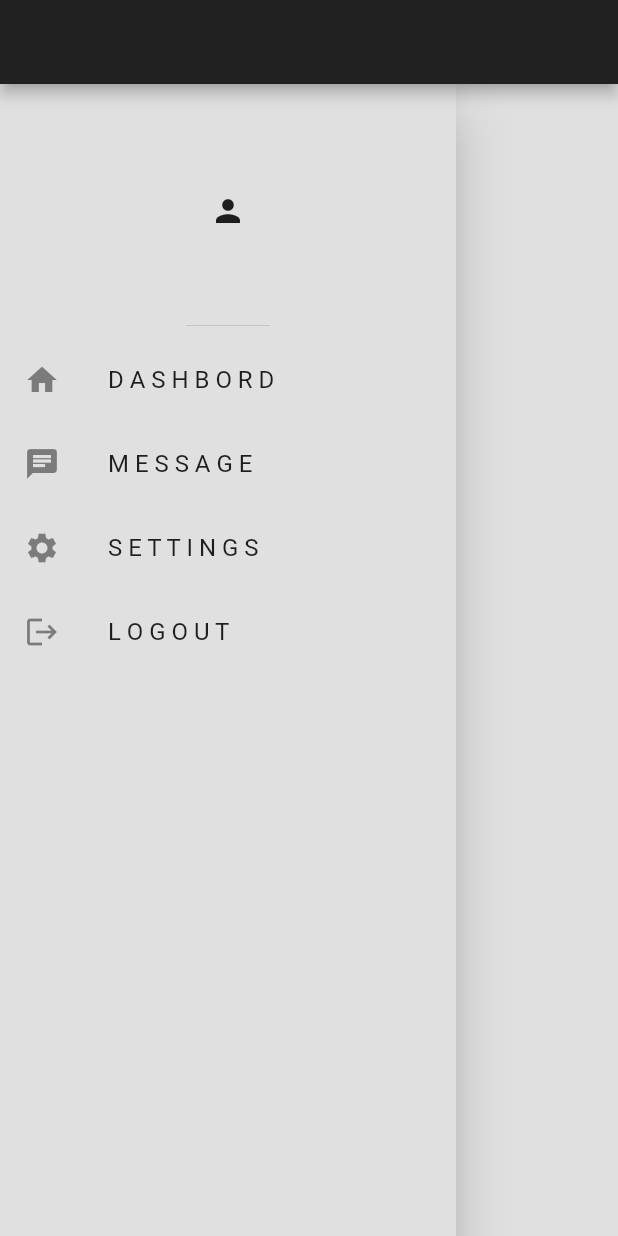
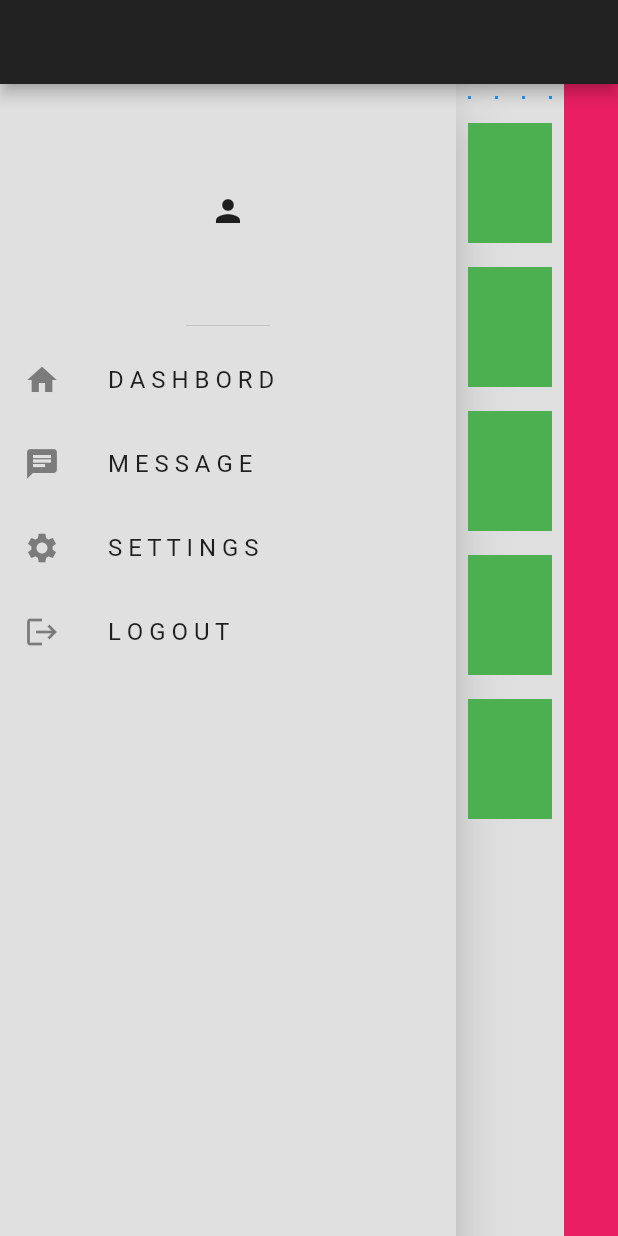
Before and after one commit to ashutoshrai18/responsive_dashboard_ui, a Flutter app: the DesktopScaffold screen opened directly, on a phone screen of 412 x 824 dp. Run offline on Flutter 3.47's test engine with Material 2 defaults, Android fonts, the light colour scheme and no system bars.

Commit message:
responsive UI Done

```diff
--- a/lib/responsive/desktop_scaffold.dart
+++ b/lib/responsive/desktop_scaffold.dart
@@ -1,6 +1,8 @@
 import 'package:flutter/material.dart';
 
 import '../constants.dart';
+import '../util/my_box.dart';
+import '../util/my_tile.dart';
 
 class DesktopScaffold extends StatefulWidget {
   const DesktopScaffold({super.key});
@@ -16,7 +18,47 @@ class DesktopScaffoldState extends State<DesktopScaffold> {
       backgroundColor: myDefaultBackground,
       appBar: myAppbar,
       body: Row(
-        children: [myDrawer],
+        children: [
+          myDrawer,
+          Expanded(
+            flex: 2,
+            child: Column(
+              children: [
+                AspectRatio(
+                  aspectRatio: 4,
+                  child: SizedBox(
+                    width: double.infinity,
+                    child: GridView.builder(
+                        itemCount: 4,
+                        gridDelegate:
+                            const SliverGridDelegateWithFixedCrossAxisCount(
+                                crossAxisCount: 4),
+                        itemBuilder: (context, index) {
+                          return const MyBox();
+                        }),
+                  ),
+                ),
+                Expanded(
+                  child: ListView.builder(
+                      itemCount: 5,
+                      itemBuilder: (context, index) {
+                        return MyTile();
+                      }),
+                )
+              ],
+            ),
+          ),
+          Expanded(
+              child: Column(
+            children: [
+              Expanded(
+                child: Container(
+                  color: Colors.pink,
+                ),
+              )
+            ],
+          ))
+        ],
       ),
     );
   }
--- /dev/null
+++ b/lib/util/my_tile.dart
@@ -0,0 +1,16 @@
+import 'package:flutter/material.dart';
+
+class MyTile extends StatelessWidget {
+  const MyTile({super.key});
+
+  @override
+  Widget build(BuildContext context) {
+    return Padding(
+      padding: const EdgeInsets.all(8.0),
+      child: Container(
+        color: Colors.green,
+        height: 80,
+      ),
+    );
+  }
+}
```
Also changed, not shown: lib/responsive/mobile_scaffold.dart (+9 -1 lines), lib/responsive/tablet_scaffold.dart (+26 -0 lines).
